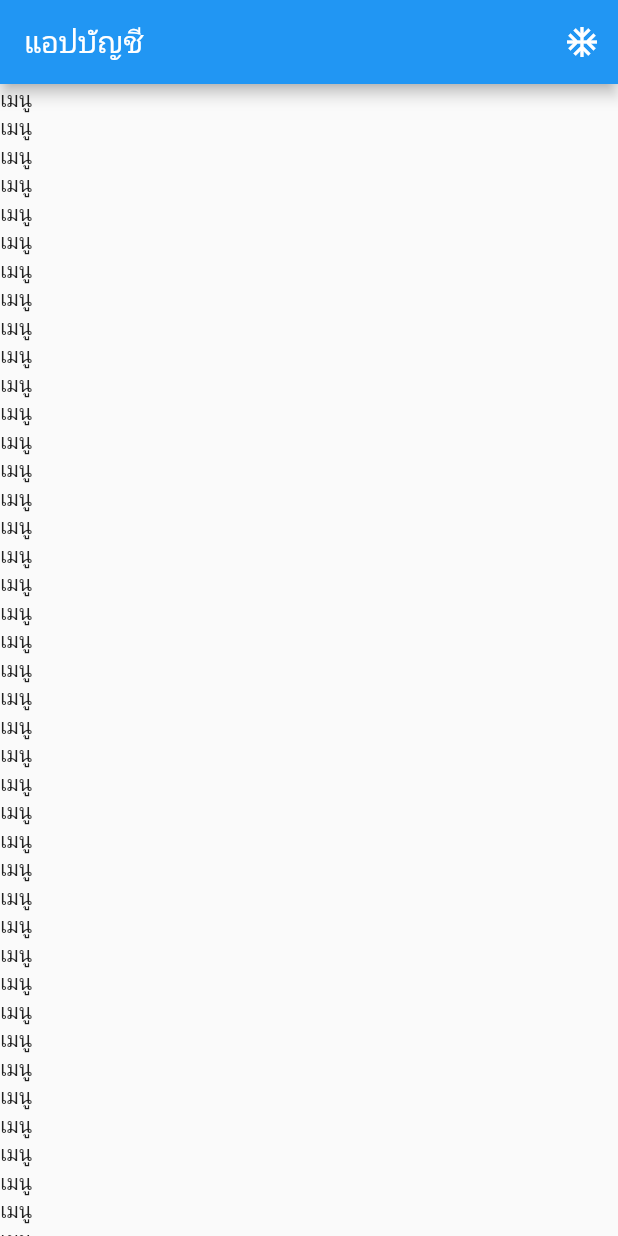
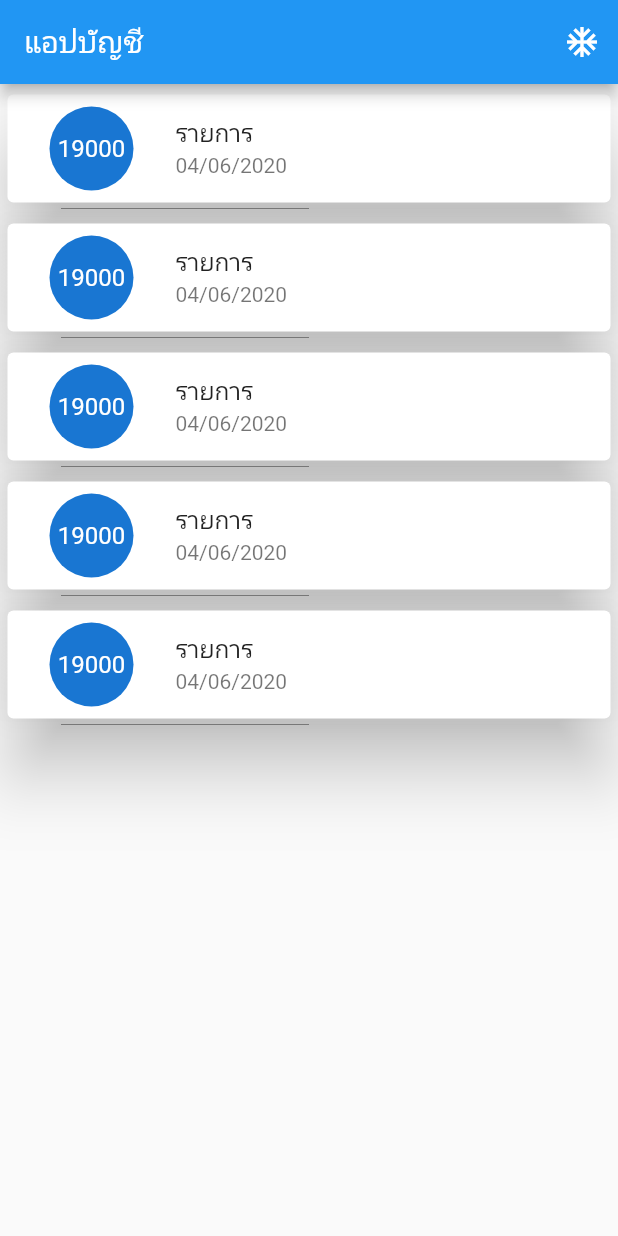
Before and after one commit to SIBPPAKORN/flutter_database-LAB5, a Flutter app: the screen it shows after launch, on a phone screen of 412 x 824 dp. Run offline on Flutter 3.47's test engine with Material 2 defaults, Android fonts, the phone set to English and light mode, and no system bars.

```diff
--- a/lib/main.dart
+++ b/lib/main.dart
@@ -44,8 +44,21 @@ class _MyHomePageState extends State<MyHomePage> {
                 })
           ],
         ),
-        body: ListView.builder(itemBuilder: (context, int index) {
-          return Text("เมนู");
-        }));
+        body: ListView.builder(
+            itemCount: 5,
+            itemBuilder: (context, int index) {
+              return Card(
+                elevation: 20,
+                margin: const EdgeInsets.symmetric(vertical: 7, horizontal: 5),
+                child: ListTile(
+                  leading: CircleAvatar(
+                    radius: 40,
+                    child: FittedBox(child: Text("19000")),
+                  ),
+                  title: Text("รายการ"),
+                  subtitle: Text("04/06/2020"),
+                ),
+              );
+            }));
   }
 }
```
